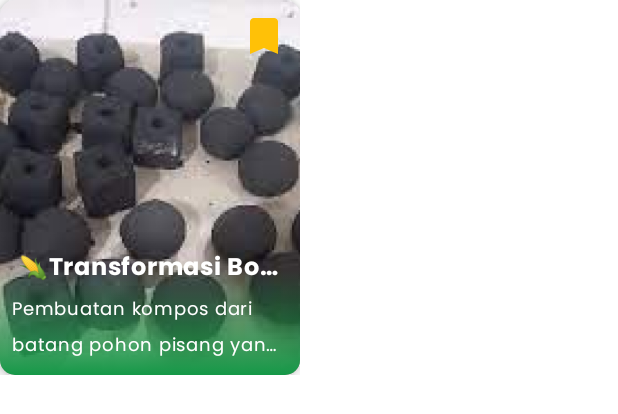
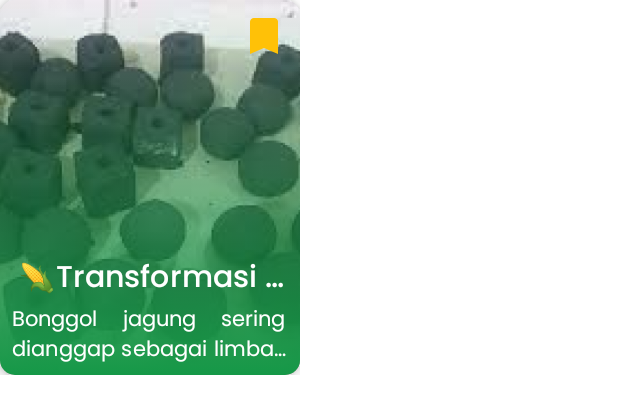
Before and after one commit to muhammadrofi12/Agrofy_App, an Android app built with Jetpack Compose: the @Preview function PreviewCustomCard, on a phone screen of 412 x 824 dp. Shown: the top 414 px of the screen. Run offline under Robolectric (Android 15) with nearby library versions, the phone set to English and light mode, and no system bars.

Commit message:
modif type typography, repair VideoItem & CardArtikelItem

```diff
--- a/app/src/main/java/com/example/agrofy_app/ui/components/CardArtikelItem.kt
+++ b/app/src/main/java/com/example/agrofy_app/ui/components/CardArtikelItem.kt
@@ -11,17 +11,16 @@ import androidx.compose.ui.Modifier
 import androidx.compose.ui.graphics.Color
 import androidx.compose.ui.layout.ContentScale
 import androidx.compose.ui.res.painterResource
-import androidx.compose.ui.text.font.FontWeight
 import androidx.compose.ui.text.style.TextOverflow
 import androidx.compose.ui.unit.dp
-import androidx.compose.ui.unit.sp
 import androidx.compose.ui.tooling.preview.Preview
 import androidx.compose.ui.graphics.Brush
+import androidx.compose.ui.text.style.TextAlign
 import com.example.agrofy_app.R
 import com.example.agrofy_app.models.Articles
-import com.example.agrofy_app.models.Videos
 import com.example.agrofy_app.ui.theme.Agrofy_AppTheme
 import com.example.agrofy_app.ui.theme.GreenPrimary
+import com.example.agrofy_app.ui.theme.*
 
 @Composable
 fun CardArtikelItem(article: Articles, modifier: Modifier = Modifier) {
@@ -31,6 +30,7 @@ fun CardArtikelItem(article: Articles, modifier: Modifier = Modifier) {
         modifier = Modifier
             .width(200.dp)
             .height(250.dp)
+
     ) {
         Box(
             modifier = Modifier
@@ -48,11 +48,11 @@ fun CardArtikelItem(article: Articles, modifier: Modifier = Modifier) {
             Box(
                 modifier = Modifier
                     .fillMaxWidth()
-                    .height(70.dp)
+                    .height(250.dp)
                     .align(Alignment.BottomCenter)
                     .background(
                         brush = Brush.verticalGradient(
-                            colors = listOf(Color.Transparent, GreenPrimary)
+                            colors = listOf(Color.Transparent, GreenPrimary),
                         )
                     )
             )
@@ -64,22 +64,24 @@ fun CardArtikelItem(article: Articles, modifier: Modifier = Modifier) {
             ) {
                 Row(verticalAlignment = Alignment.CenterVertically) {
                     Spacer(modifier = Modifier.width(4.dp))
+                    // Judul
                     Text(
                         text = article.judul,
-                        fontSize = 16.sp,
-                        fontWeight = FontWeight.Bold,
-                        color = Color.White,
+                        style = PoppinsMedium20.copy(color = Color.White),
                         maxLines = 1,
                         overflow = TextOverflow.Ellipsis
                     )
                 }
-                Spacer(modifier = Modifier.height(4.dp))
+                Spacer(modifier = Modifier
+                    .height(4.dp))
+
+                // Deskripsi
                 Text(
                     text = article.deskripsi,
-                    fontSize = 12.sp,
-                    color = Color.White,
+                    style = PoppinsRegular14.copy(color = Color.White),
                     maxLines = 2,
-                    overflow = TextOverflow.Ellipsis
+                    overflow = TextOverflow.Ellipsis,
+                    textAlign = TextAlign.Justify,
                 )
             }
 
@@ -99,14 +101,15 @@ fun CardArtikelItem(article: Articles, modifier: Modifier = Modifier) {
 @Preview
 @Composable
 fun PreviewCustomCard() {
-    Agrofy_AppTheme { CardArtikelItem(
+    Agrofy_AppTheme {
+        CardArtikelItem(
             article = Articles(
                 1,
                 "\uD83C\uDF3DTransformasi Bonggol Jagung Menjadi Briket Arang Berkualitas\uD83C\uDF31",
-            "Pembuatan kompos dari batang pohon pisang yang cukup mudah ditiru.",
+                "Bonggol jagung sering dianggap sebagai limbah tak berguna dalam pertanian.",
                 R.drawable.video_thumb
             ),
             modifier = Modifier.padding(16.dp)
-    ) }
-
+        )
     }
+}
```
Also changed, not shown: app/src/main/java/com/example/agrofy_app/ui/components/VideoItem.kt (+14 -10 lines), app/src/main/java/com/example/agrofy_app/ui/theme/Type.kt (+91 -3 lines). Lines whose indentation alone changed are shown as unchanged.
